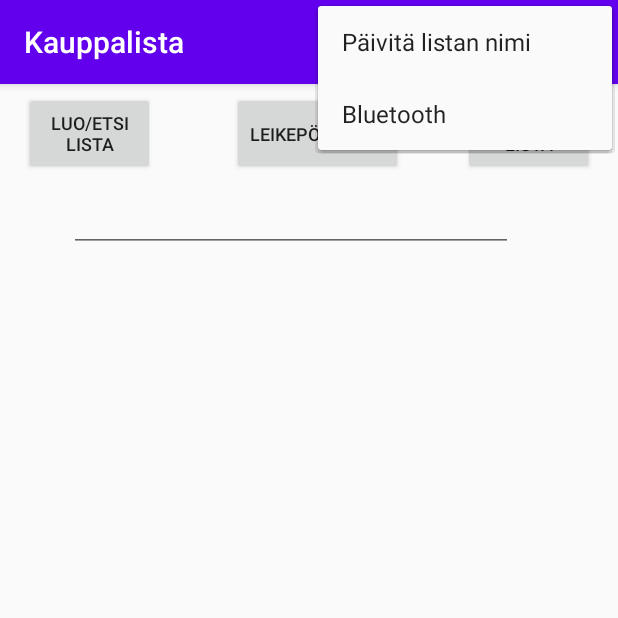
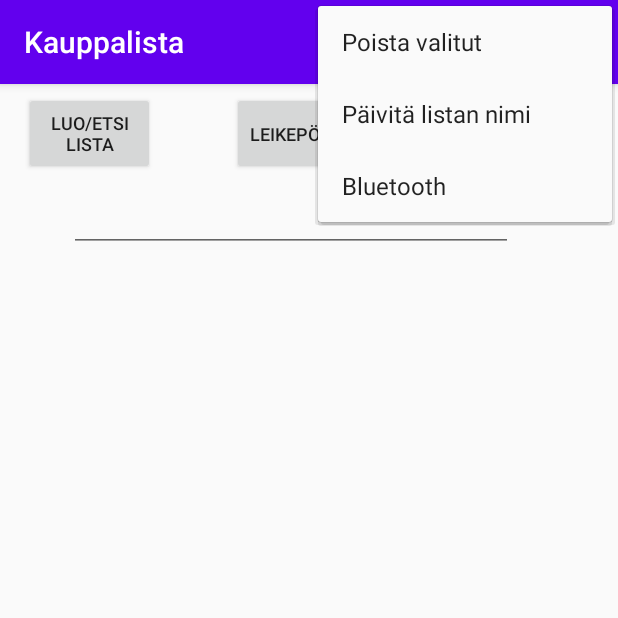
Before and after one commit to mixu12/Kauppalista, an Android app: the screen it shows after launch (MainActivity), with the options menu open, on a phone screen of 412 x 824 dp, the top half of it. Run offline under Robolectric (Android 15) with nearby library versions, the phone set to English and light mode, and no system bars.

Commit message:
Pystyy poistamaan kerralla kaikki valitut.

```diff
--- a/app/src/main/java/com/example/kauppalista/MainActivity.java
+++ b/app/src/main/java/com/example/kauppalista/MainActivity.java
@@ -311,6 +311,10 @@ public class MainActivity extends AppCompatActivity {
                 intent2.putExtra("ITEMS", arrayList);
                 startActivity(intent2);
                 return true;
+            case R.id.poista_valitut:
+                tietokanta.poistaKaikkiKeratyt(nimikeryhma);
+                paivitaLista();
+                return true;
         };
 
         return super.onOptionsItemSelected(item);
--- a/app/src/main/res/menu/ylamenu.xml
+++ b/app/src/main/res/menu/ylamenu.xml
@@ -1,5 +1,9 @@
 <?xml version="1.0" encoding="utf-8"?>
 <menu xmlns:android="http://schemas.android.com/apk/res/android">
+
+    <item
+        android:id="@+id/poista_valitut"
+        android:title="Poista valitut" />
 
     <item
         android:id="@+id/paivita_nimi_valikko"
```
Also changed, not shown: app/src/main/java/com/example/kauppalista/Tietokanta.java (+15 -0 lines). Lines whose indentation alone changed are shown as unchanged.
